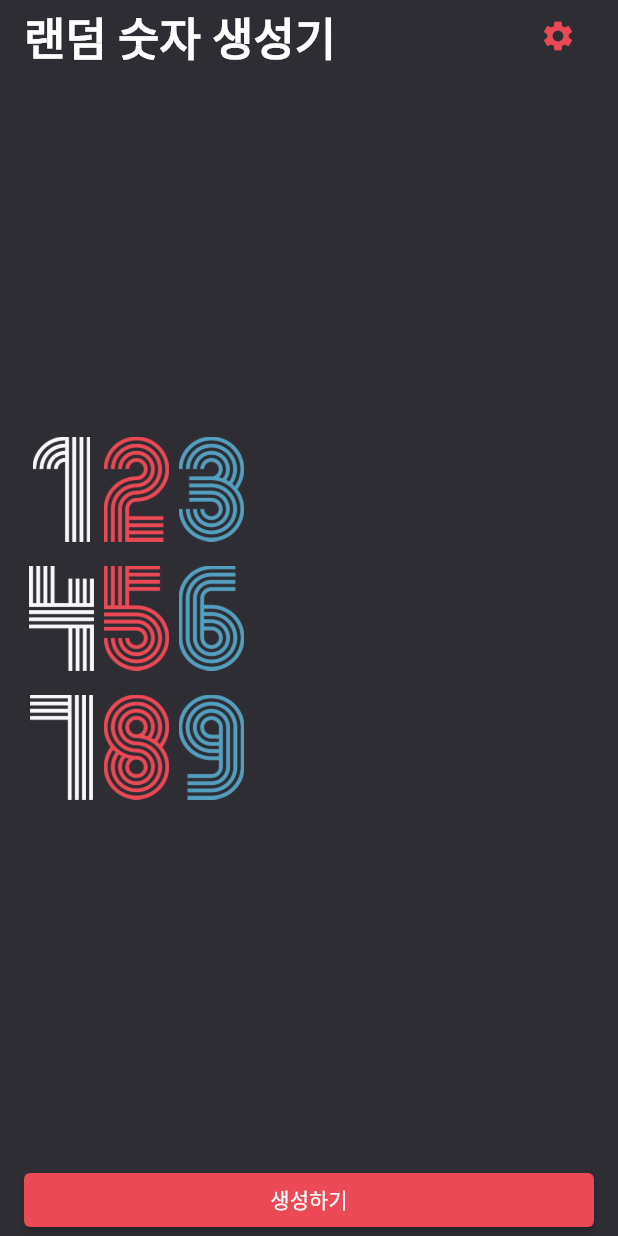
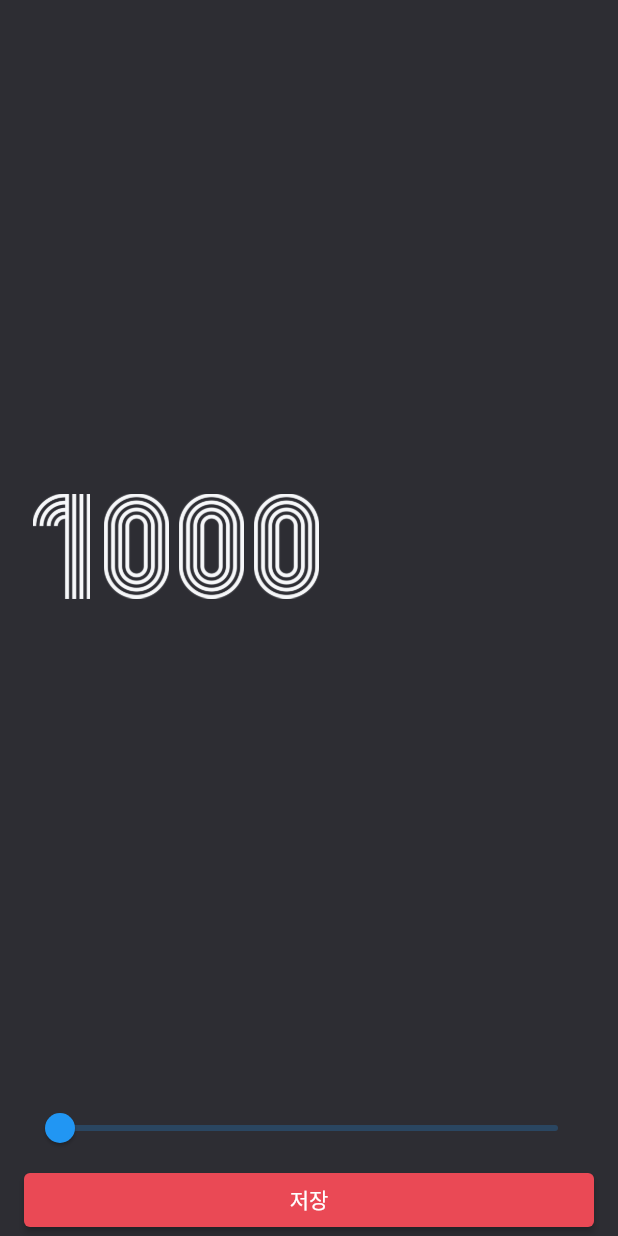
Before and after one commit to codewhite7777/code_factory_flutter_study01, a Flutter app: the screen it shows after launch, after a tap on the "settings" icon, on a phone screen of 412 x 824 dp. Run offline on Flutter 3.47's test engine with Material 2 defaults, Android fonts, the phone set to English and light mode, and no system bars; our stand-ins replace webview_flutter.

Commit message:
feat: save setting number

```diff
--- a/random_number_generator/lib/screen/home_screen.dart
+++ b/random_number_generator/lib/screen/home_screen.dart
@@ -1,6 +1,7 @@
 import 'dart:math';
 import 'package:flutter/material.dart';
 import 'package:random_number_generator/constant/color.dart';
+import 'package:random_number_generator/screen/settings_screen.dart';
 
 class HomeScreen extends StatefulWidget {
   const HomeScreen({Key? key}) : super(key: key);
@@ -11,7 +12,7 @@ class HomeScreen extends StatefulWidget {
 
 class _HomeScreenState extends State<HomeScreen> {
   List<int> numList = [123, 456, 789];
-  int maxNumber = 1000;
+  int settingNumber = 1000;
 
   @override
   Widget build(BuildContext context) {
@@ -23,9 +24,14 @@ class _HomeScreenState extends State<HomeScreen> {
           child: Column(
             crossAxisAlignment: CrossAxisAlignment.start,
             children: [
-              const _Header(),
+              _Header(
+                settingNumber: settingNumber,
+                onSettingPop: onSettingSave,
+              ),
               _Body(numList: numList),
-              _Fotter(maxNumber: maxNumber, onPressed: onRandomNumberGenerate),
+              _Fotter(
+                onPressed: onRandomNumberGenerate,
+              ),
             ],
           ),
         ),
@@ -36,17 +42,36 @@ class _HomeScreenState extends State<HomeScreen> {
   void onRandomNumberGenerate() {
     Set<int> generateNumber = {};
     while (generateNumber.length != 3) {
-      final int newNumber = Random().nextInt(maxNumber);
+      final int newNumber = Random().nextInt(settingNumber);
       generateNumber.add(newNumber);
     }
     setState(() {
       numList = generateNumber.toList();
     });
   }
+
+  void onSettingSave() async {
+    final int? result = await Navigator.of(context).push<int>(
+      MaterialPageRoute(
+        builder: (BuildContext context) => SettingsScreen(
+          settingNumber: settingNumber.toDouble(),
+        ),
+      ),
+    );
+    if (result != null) {
+      setState(() {
+        settingNumber = result;
+      });
+    }
+  }
 }
 
 class _Header extends StatelessWidget {
-  const _Header({Key? key}) : super(key: key);
+  int settingNumber;
+  final VoidCallback onSettingPop;
+
+  _Header({required this.settingNumber, required this.onSettingPop, Key? key})
+      : super(key: key);
 
   @override
   Widget build(BuildContext context) {
@@ -63,7 +88,7 @@ class _Header extends StatelessWidget {
         ),
         IconButton(
           color: RED_COLOR,
-          onPressed: () {},
+          onPressed: onSettingPop,
           icon: const Icon(Icons.settings),
         ),
       ],
@@ -110,11 +135,9 @@ class _Body extends StatelessWidget {
 }
 
 class _Fotter extends StatelessWidget {
-  final int maxNumber;
   final VoidCallback onPressed;
 
-  const _Fotter({required this.maxNumber, required this.onPressed, Key? key})
-      : super(key: key);
+  const _Fotter({required this.onPressed, Key? key}) : super(key: key);
 
   @override
   Widget build(BuildContext context) {
--- /dev/null
+++ b/random_number_generator/lib/screen/settings_screen.dart
@@ -0,0 +1,80 @@
+import 'package:flutter/material.dart';
+import 'package:random_number_generator/constant/color.dart';
+
+class SettingsScreen extends StatefulWidget {
+  double settingNumber;
+
+  SettingsScreen({required this.settingNumber, Key? key}) : super(key: key);
+
+  @override
+  State<SettingsScreen> createState() => _SettingsScreenState();
+}
+
+class _SettingsScreenState extends State<SettingsScreen> {
+  double? settingNumber;
+  final double minNumber = 1000;
+  final double maxNumber = 100000;
+
+  @override
+  void initState() {
+    super.initState();
+    settingNumber ??= widget.settingNumber;
+  }
+
+  @override
+  Widget build(BuildContext context) {
+    return Scaffold(
+      backgroundColor: PRIMARY_COLOR,
+      body: SafeArea(
+        child: Padding(
+          padding: const EdgeInsets.symmetric(horizontal: 16.0),
+          child: Column(
+            children: [
+              Expanded(
+                child: Row(
+                  children: settingNumber
+                      !.toInt()
+                      .toString()
+                      .split('')
+                      .map(
+                        (e) => Image.asset(
+                          'asset/img/$e.png',
+                          width: 50.0,
+                          height: 70.0,
+                        ),
+                      )
+                      .toList(),
+                ),
+              ),
+              Slider(
+                min: minNumber,
+                max: maxNumber,
+                value: settingNumber!,
+                onChanged: (double value) {
+                  setState(() {
+                    settingNumber = value;
+                  });
+                },
+              ),
+              Row(
+                children: [
+                  Expanded(
+                    child: ElevatedButton(
+                      style: ElevatedButton.styleFrom(
+                        backgroundColor: RED_COLOR,
+                      ),
+                      onPressed: () {
+                        Navigator.of(context).pop(settingNumber!.toInt());
+                      },
+                      child: const Text('저장'),
+                    ),
+                  ),
+                ],
+              ),
+            ],
+          ),
+        ),
+      ),
+    );
+  }
+}
```
